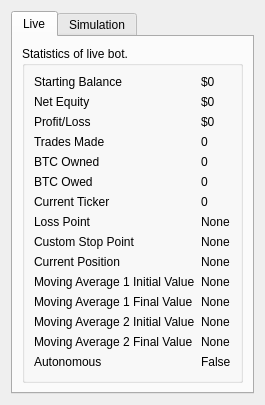
This is UI/statistics.ui in ZENALC/algobot as Qt 5 draws it before an edit. The edited form follows.
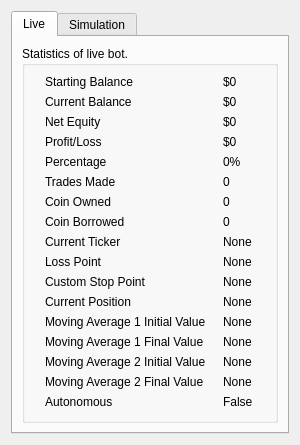
This is the edited form. The open tabs and pages were chosen to show the change.

Diff of the .ui file:
```diff
--- a/UI/statistics.ui
+++ b/UI/statistics.ui
@@ -6,8 +6,8 @@
    <rect>
     <x>0</x>
     <y>0</y>
-    <width>244</width>
-    <height>349</height>
+    <width>300</width>
+    <height>400</height>
    </rect>
   </property>
   <property name="sizePolicy">
@@ -18,8 +18,8 @@
   </property>
   <property name="maximumSize">
    <size>
-    <width>244</width>
-    <height>349</height>
+    <width>300</width>
+    <height>400</height>
    </size>
   </property>
   <property name="windowTitle">
@@ -48,8 +48,8 @@
           <string>Statistics of live bot.</string>
          </property>
          <layout class="QGridLayout" name="gridLayout">
-          <item row="15" column="1">
-           <widget class="QLabel" name="autonomousValue">
+          <item row="10" column="1">
+           <widget class="QLabel" name="currentTickerValue">
             <property name="sizePolicy">
              <sizepolicy hsizetype="Fixed" vsizetype="Preferred">
               <horstretch>0</horstretch>
@@ -57,11 +57,116 @@
              </sizepolicy>
             </property>
             <property name="text">
-             <string>False</string>
+             <string>None</string>
+            </property>
+           </widget>
+          </item>
+          <item row="13" column="0">
+           <widget class="QLabel" name="currentPositionLabel">
+            <property name="sizePolicy">
+             <sizepolicy hsizetype="Fixed" vsizetype="Preferred">
+              <horstretch>0</horstretch>
+              <verstretch>0</verstretch>
+             </sizepolicy>
+            </property>
+            <property name="text">
+             <string>Current Position</string>
+            </property>
+           </widget>
+          </item>
+          <item row="14" column="1">
+           <widget class="QLabel" name="baseInitialMovingAverageValue">
+            <property name="sizePolicy">
+             <sizepolicy hsizetype="Fixed" vsizetype="Preferred">
+              <horstretch>0</horstretch>
+              <verstretch>0</verstretch>
+             </sizepolicy>
+            </property>
+            <property name="text">
+             <string>None</string>
+            </property>
+           </widget>
+          </item>
+          <item row="11" column="0">
+           <widget class="QLabel" name="lossPointLabel">
+            <property name="sizePolicy">
+             <sizepolicy hsizetype="Fixed" vsizetype="Preferred">
+              <horstretch>0</horstretch>
+              <verstretch>0</verstretch>
+             </sizepolicy>
+            </property>
+            <property name="text">
+             <string>Loss Point</string>
+            </property>
+           </widget>
+          </item>
+          <item row="13" column="1">
+           <widget class="QLabel" name="currentPositionValue">
+            <property name="sizePolicy">
+             <sizepolicy hsizetype="Fixed" vsizetype="Preferred">
+              <horstretch>0</horstretch>
+              <verstretch>0</verstretch>
+             </sizepolicy>
+            </property>
+            <property name="text">
+             <string>None</string>
+            </property>
+           </widget>
+          </item>
+          <item row="14" column="0">
+           <widget class="QLabel" name="baseInitialMovingAverageLabel">
+            <property name="sizePolicy">
+             <sizepolicy hsizetype="Fixed" vsizetype="Preferred">
+              <horstretch>0</horstretch>
+              <verstretch>0</verstretch>
+             </sizepolicy>
+            </property>
+            <property name="text">
+             <string>Moving Average 1 Initial Value</string>
+            </property>
+           </widget>
+          </item>
+          <item row="17" column="0">
+           <widget class="QLabel" name="nextFinalMovingAverageLabel">
+            <property name="sizePolicy">
+             <sizepolicy hsizetype="Fixed" vsizetype="Preferred">
+              <horstretch>0</horstretch>
+              <verstretch>0</verstretch>
+             </sizepolicy>
+            </property>
+            <property name="text">
+             <string>Moving Average 2 Final Value</string>
+            </property>
+           </widget>
+          </item>
+          <item row="12" column="0">
+           <widget class="QLabel" name="customStopPointLabel">
+            <property name="text">
+             <string>Custom Stop Point</string>
             </property>
            </widget>
           </item>
           <item row="16" column="0">
+           <widget class="QLabel" name="nextInitialMovingAverageLabel">
+            <property name="sizePolicy">
+             <sizepolicy hsizetype="Fixed" vsizetype="Preferred">
+              <horstretch>0</horstretch>
+              <verstretch>0</verstretch>
+             </sizepolicy>
+            </property>
+            <property name="text">
+             <string>Moving Average 2 Initial Value</string>
+            </property>
+           </widget>
+          </item>
+          <item row="12" column="1">
+           <widget class="QLabel" name="customStopPointValue">
+            <property name="text">
+             <string>None</string>
+            </property>
+           </widget>
+          </item>
+          <item row="19" column="0">
            <spacer name="verticalSpacer_2">
             <property name="orientation">
              <enum>Qt::Vertical</enum>
@@ -74,7 +179,72 @@
             </property>
            </spacer>
           </item>
-          <item row="13" column="1">
+          <item row="15" column="1">
+           <widget class="QLabel" name="baseFinalMovingAverageValue">
+            <property name="sizePolicy">
+             <sizepolicy hsizetype="Fixed" vsizetype="Preferred">
+              <horstretch>0</horstretch>
+              <verstretch>0</verstretch>
+             </sizepolicy>
+            </property>
+            <property name="text">
+             <string>None</string>
+            </property>
+           </widget>
+          </item>
+          <item row="0" column="0">
+           <widget class="QLabel" name="startingBalanceLabel">
+            <property name="sizePolicy">
+             <sizepolicy hsizetype="Fixed" vsizetype="Preferred">
+              <horstretch>0</horstretch>
+              <verstretch>0</verstretch>
+             </sizepolicy>
+            </property>
+            <property name="text">
+             <string>Starting Balance</string>
+            </property>
+           </widget>
+          </item>
+          <item row="18" column="1">
+           <widget class="QLabel" name="autonomousValue">
+            <property name="sizePolicy">
+             <sizepolicy hsizetype="Fixed" vsizetype="Preferred">
+              <horstretch>0</horstretch>
+              <verstretch>0</verstretch>
+             </sizepolicy>
+            </property>
+            <property name="text">
+             <string>False</string>
+            </property>
+           </widget>
+          </item>
+          <item row="4" column="0">
+           <widget class="QLabel" name="profitLossLabel">
+            <property name="sizePolicy">
+             <sizepolicy hsizetype="Fixed" vsizetype="Preferred">
+              <horstretch>0</horstretch>
+              <verstretch>0</verstretch>
+             </sizepolicy>
+            </property>
+            <property name="text">
+             <string>Profit/Loss</string>
+            </property>
+           </widget>
+          </item>
+          <item row="18" column="0">
+           <widget class="QLabel" name="autonomousLabel">
+            <property name="sizePolicy">
+             <sizepolicy hsizetype="Fixed" vsizetype="Preferred">
+              <horstretch>0</horstretch>
+              <verstretch>0</verstretch>
+             </sizepolicy>
+            </property>
+            <property name="text">
+             <string>Autonomous</string>
+            </property>
+           </widget>
+          </item>
+          <item row="16" column="1">
            <widget class="QLabel" name="nextInitialMovingAverageValue">
             <property name="sizePolicy">
              <sizepolicy hsizetype="Fixed" vsizetype="Preferred">
@@ -87,7 +257,7 @@
             </property>
            </widget>
           </item>
-          <item row="14" column="1">
+          <item row="17" column="1">
            <widget class="QLabel" name="nextFinalMovingAverageValue">
             <property name="sizePolicy">
              <sizepolicy hsizetype="Fixed" vsizetype="Preferred">
@@ -100,8 +270,8 @@
             </property>
            </widget>
           </item>
-          <item row="15" column="0">
-           <widget class="QLabel" name="autonomousLabel">
+          <item row="2" column="1">
+           <widget class="QLabel" name="netValue">
             <property name="sizePolicy">
              <sizepolicy hsizetype="Fixed" vsizetype="Preferred">
               <horstretch>0</horstretch>
@@ -109,59 +279,7 @@
              </sizepolicy>
             </property>
             <property name="text">
-             <string>Autonomous</string>
-            </property>
-           </widget>
-          </item>
-          <item row="2" column="0">
-           <widget class="QLabel" name="profitLossLabel">
-            <property name="sizePolicy">
-             <sizepolicy hsizetype="Fixed" vsizetype="Preferred">
-              <horstretch>0</horstretch>
-              <verstretch>0</verstretch>
-             </sizepolicy>
-            </property>
-            <property name="text">
-             <string>Profit/Loss</string>
-            </property>
-           </widget>
-          </item>
-          <item row="0" column="0">
-           <widget class="QLabel" name="startingBalanceLabel">
-            <property name="sizePolicy">
-             <sizepolicy hsizetype="Fixed" vsizetype="Preferred">
-              <horstretch>0</horstretch>
-              <verstretch>0</verstretch>
-             </sizepolicy>
-            </property>
-            <property name="text">
-             <string>Starting Balance</string>
-            </property>
-           </widget>
-          </item>
-          <item row="3" column="0">
-           <widget class="QLabel" name="tradesLabel">
-            <property name="sizePolicy">
-             <sizepolicy hsizetype="Fixed" vsizetype="Preferred">
-              <horstretch>0</horstretch>
-              <verstretch>0</verstretch>
-             </sizepolicy>
-            </property>
-            <property name="text">
-             <string>Trades Made</string>
-            </property>
-           </widget>
-          </item>
-          <item row="1" column="0">
-           <widget class="QLabel" name="currentBalanceLabel">
-            <property name="sizePolicy">
-             <sizepolicy hsizetype="Fixed" vsizetype="Preferred">
-              <horstretch>0</horstretch>
-              <verstretch>0</verstretch>
-             </sizepolicy>
-            </property>
-            <property name="text">
-             <string>Net Equity</string>
+             <string>$0</string>
             </property>
            </widget>
           </item>
@@ -178,7 +296,33 @@
             </property>
            </widget>
           </item>
-          <item row="3" column="1">
+          <item row="6" column="0">
+           <widget class="QLabel" name="tradesLabel">
+            <property name="sizePolicy">
+             <sizepolicy hsizetype="Fixed" vsizetype="Preferred">
+              <horstretch>0</horstretch>
+              <verstretch>0</verstretch>
+             </sizepolicy>
+            </property>
+            <property name="text">
+             <string>Trades Made</string>
+            </property>
+           </widget>
+          </item>
+          <item row="7" column="0" rowspan="2">
+           <widget class="QLabel" name="coinOwnedLabel">
+            <property name="sizePolicy">
+             <sizepolicy hsizetype="Fixed" vsizetype="Preferred">
+              <horstretch>0</horstretch>
+              <verstretch>0</verstretch>
+             </sizepolicy>
+            </property>
+            <property name="text">
+             <string>Coin Owned</string>
+            </property>
+           </widget>
+          </item>
+          <item row="6" column="1">
            <widget class="QLabel" name="tradesMadeValue">
             <property name="sizePolicy">
              <sizepolicy hsizetype="Fixed" vsizetype="Preferred">
@@ -191,72 +335,7 @@
             </property>
            </widget>
           </item>
-          <item row="1" column="1">
-           <widget class="QLabel" name="currentBalanceValue">
-            <property name="sizePolicy">
-             <sizepolicy hsizetype="Fixed" vsizetype="Preferred">
-              <horstretch>0</horstretch>
-              <verstretch>0</verstretch>
-             </sizepolicy>
-            </property>
-            <property name="text">
-             <string>$0</string>
-            </property>
-           </widget>
-          </item>
-          <item row="4" column="0" rowspan="2">
-           <widget class="QLabel" name="currentBtcLabel">
-            <property name="sizePolicy">
-             <sizepolicy hsizetype="Fixed" vsizetype="Preferred">
-              <horstretch>0</horstretch>
-              <verstretch>0</verstretch>
-             </sizepolicy>
-            </property>
-            <property name="text">
-             <string>BTC Owned</string>
-            </property>
-           </widget>
-          </item>
-          <item row="6" column="1">
-           <widget class="QLabel" name="btcOwedValue">
-            <property name="sizePolicy">
-             <sizepolicy hsizetype="Fixed" vsizetype="Preferred">
-              <horstretch>0</horstretch>
-              <verstretch>0</verstretch>
-             </sizepolicy>
-            </property>
-            <property name="text">
-             <string>0</string>
-            </property>
-           </widget>
-          </item>
-          <item row="7" column="0">
-           <widget class="QLabel" name="currentTickerLabel">
-            <property name="sizePolicy">
-             <sizepolicy hsizetype="Fixed" vsizetype="Preferred">
-              <horstretch>0</horstretch>
-              <verstretch>0</verstretch>
-             </sizepolicy>
-            </property>
-            <property name="text">
-             <string>Current Ticker</string>
-            </property>
-           </widget>
-          </item>
-          <item row="2" column="1">
-           <widget class="QLabel" name="profitLossValue">
-            <property name="sizePolicy">
-             <sizepolicy hsizetype="Fixed" vsizetype="Preferred">
-              <horstretch>0</horstretch>
-              <verstretch>0</verstretch>
-             </sizepolicy>
-            </property>
-            <property name="text">
-             <string>$0</string>
-            </property>
-           </widget>
-          </item>
-          <item row="12" column="0">
+          <item row="15" column="0">
            <widget class="QLabel" name="baseFinalMovingAverageLabel">
             <property name="sizePolicy">
              <sizepolicy hsizetype="Fixed" vsizetype="Preferred">
@@ -269,8 +348,8 @@
             </property>
            </widget>
           </item>
-          <item row="4" column="1" rowspan="2">
-           <widget class="QLabel" name="currentBtcValue">
+          <item row="2" column="0">
+           <widget class="QLabel" name="netLabel">
             <property name="sizePolicy">
              <sizepolicy hsizetype="Fixed" vsizetype="Preferred">
               <horstretch>0</horstretch>
@@ -278,11 +357,24 @@
              </sizepolicy>
             </property>
             <property name="text">
-             <string>0</string>
+             <string>Net Equity</string>
             </property>
            </widget>
           </item>
-          <item row="8" column="1">
+          <item row="10" column="0">
+           <widget class="QLabel" name="currentTickerLabel">
+            <property name="sizePolicy">
+             <sizepolicy hsizetype="Fixed" vsizetype="Preferred">
+              <horstretch>0</horstretch>
+              <verstretch>0</verstretch>
+             </sizepolicy>
+            </property>
+            <property name="text">
+             <string>Current Ticker</string>
+            </property>
+           </widget>
+          </item>
+          <item row="11" column="1">
            <widget class="QLabel" name="lossPointValue">
             <property name="sizePolicy">
              <sizepolicy hsizetype="Fixed" vsizetype="Preferred">
@@ -295,73 +387,8 @@
             </property>
            </widget>
           </item>
-          <item row="6" column="0">
-           <widget class="QLabel" name="btcOwedLabel">
-            <property name="sizePolicy">
-             <sizepolicy hsizetype="Fixed" vsizetype="Preferred">
-              <horstretch>0</horstretch>
-              <verstretch>0</verstretch>
-             </sizepolicy>
-            </property>
-            <property name="text">
-             <string>BTC Owed</string>
-            </property>
-           </widget>
-          </item>
-          <item row="10" column="1">
-           <widget class="QLabel" name="currentPositionValue">
-            <property name="sizePolicy">
-             <sizepolicy hsizetype="Fixed" vsizetype="Preferred">
-              <horstretch>0</horstretch>
-              <verstretch>0</verstretch>
-             </sizepolicy>
-            </property>
-            <property name="text">
-             <string>None</string>
-            </property>
-           </widget>
-          </item>
-          <item row="11" column="1">
-           <widget class="QLabel" name="baseInitialMovingAverageValue">
-            <property name="sizePolicy">
-             <sizepolicy hsizetype="Fixed" vsizetype="Preferred">
-              <horstretch>0</horstretch>
-              <verstretch>0</verstretch>
-             </sizepolicy>
-            </property>
-            <property name="text">
-             <string>None</string>
-            </property>
-           </widget>
-          </item>
-          <item row="10" column="0">
-           <widget class="QLabel" name="currentPositionLabel">
-            <property name="sizePolicy">
-             <sizepolicy hsizetype="Fixed" vsizetype="Preferred">
-              <horstretch>0</horstretch>
-              <verstretch>0</verstretch>
-             </sizepolicy>
-            </property>
-            <property name="text">
-             <string>Current Position</string>
-            </property>
-           </widget>
-          </item>
-          <item row="8" column="0">
-           <widget class="QLabel" name="lossPointLabel">
-            <property name="sizePolicy">
-             <sizepolicy hsizetype="Fixed" vsizetype="Preferred">
-              <horstretch>0</horstretch>
-              <verstretch>0</verstretch>
-             </sizepolicy>
-            </property>
-            <property name="text">
-             <string>Loss Point</string>
-            </property>
-           </widget>
-          </item>
-          <item row="7" column="1">
-           <widget class="QLabel" name="currentTickerValue">
+          <item row="7" column="1" rowspan="2">
+           <widget class="QLabel" name="coinOwnedValue">
             <property name="sizePolicy">
              <sizepolicy hsizetype="Fixed" vsizetype="Preferred">
               <horstretch>0</horstretch>
@@ -373,69 +400,70 @@
             </property>
            </widget>
           </item>
-          <item row="13" column="0">
-           <widget class="QLabel" name="nextInitialMovingAverageLabel">
-            <property name="sizePolicy">
-             <sizepolicy hsizetype="Fixed" vsizetype="Preferred">
-              <horstretch>0</horstretch>
-              <verstretch>0</verstretch>
-             </sizepolicy>
-            </property>
-            <property name="text">
-             <string>Moving Average 2 Initial Value</string>
-            </property>
-           </widget>
-          </item>
-          <item row="14" column="0">
-           <widget class="QLabel" name="nextFinalMovingAverageLabel">
-            <property name="sizePolicy">
-             <sizepolicy hsizetype="Fixed" vsizetype="Preferred">
-              <horstretch>0</horstretch>
-              <verstretch>0</verstretch>
-             </sizepolicy>
-            </property>
-            <property name="text">
-             <string>Moving Average 2 Final Value</string>
-            </property>
-           </widget>
-          </item>
-          <item row="12" column="1">
-           <widget class="QLabel" name="baseFinalMovingAverageValue">
-            <property name="sizePolicy">
-             <sizepolicy hsizetype="Fixed" vsizetype="Preferred">
-              <horstretch>0</horstretch>
-              <verstretch>0</verstretch>
-             </sizepolicy>
-            </property>
-            <property name="text">
-             <string>None</string>
-            </property>
-           </widget>
-          </item>
-          <item row="11" column="0">
-           <widget class="QLabel" name="baseInitialMovingAverageLabel">
-            <property name="sizePolicy">
-             <sizepolicy hsizetype="Fixed" vsizetype="Preferred">
-              <horstretch>0</horstretch>
-              <verstretch>0</verstretch>
-             </sizepolicy>
-            </property>
-            <property name="text">
-             <string>Moving Average 1 Initial Value</string>
-            </property>
-           </widget>
-          </item>
-          <item row="9" column="0">
-           <widget class="QLabel" name="customStopPointLabel">
-            <property name="text">
-             <string>Custom Stop Point</string>
-            </property>
-           </widget>
-          </item>
           <item row="9" column="1">
-           <widget class="QLabel" name="customStopPointValue">
+           <widget class="QLabel" name="coinOwedValue">
+            <property name="sizePolicy">
+             <sizepolicy hsizetype="Fixed" vsizetype="Preferred">
+              <horstretch>0</horstretch>
+              <verstretch>0</verstretch>
+             </sizepolicy>
+            </property>
             <property name="text">
-             <string>None</string>
+             <string>0</string>
+            </property>
+           </widget>
+          </item>
+          <item row="4" column="1">
+           <widget class="QLabel" name="profitLossValue">
+            <property name="sizePolicy">
+             <sizepolicy hsizetype="Fixed" vsizetype="Preferred">
+              <horstretch>0</horstretch>
+              <verstretch>0</verstretch>
+             </sizepolicy>
+            </property>
+            <property name="text">
+             <string>$0</string>
+            </property>
+           </widget>
+          </item>
+          <item row="9" column="0">
+           <widget class="QLabel" name="coinOwedLabel">
+            <property name="sizePolicy">
+             <sizepolicy hsizetype="Fixed" vsizetype="Preferred">
+              <horstretch>0</horstretch>
+              <verstretch>0</verstretch>
+             </sizepolicy>
+            </property>
+            <property name="text">
+             <string>Coin Borrowed</string>
+            </property>
+           </widget>
+          </item>
+          <item row="5" column="0">
+           <widget class="QLabel" name="percentageLabel">
+            <property name="text">
+             <string>Percentage</string>
+            </property>
+           </widget>
+          </item>
+          <item row="5" column="1">
+           <widget class="QLabel" name="percentageValue">
+            <property name="text">
+             <string>0%</string>
+            </property>
+           </widget>
+          </item>
+          <item row="1" column="0">
+           <widget class="QLabel" name="currentBalanceLabel">
+            <property name="text">
+             <string>Current Balance</string>
+            </property>
+           </widget>
+          </item>
+          <item row="1" column="1">
+           <widget class="QLabel" name="currentBalanceValue">
+            <property name="text">
+             <string>$0</string>
             </property>
            </widget>
           </item>
```
Left out of the diff: 412 changed lines with no effect on the pictures.
